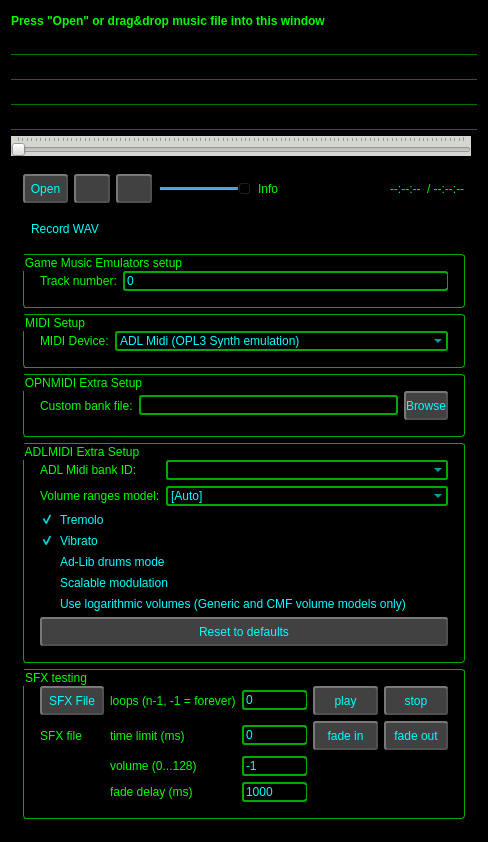
First picture: the form in MusicPlayer/MainWindow/mainwindow.ui, repository WohlSoft/Moondust-Project, before the edit.
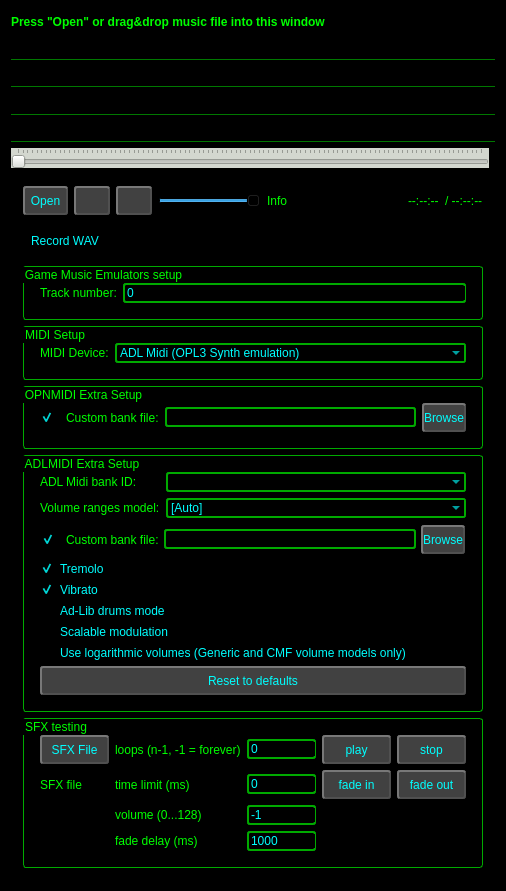
Second picture: the form after the edit. Icons and pictures are not drawn.

Commit message: MusPlayer: Added tri-state flags and custom banks support for ADLMIDI

```diff
--- a/MusicPlayer/MainWindow/mainwindow.ui
+++ b/MusicPlayer/MainWindow/mainwindow.ui
@@ -6,8 +6,8 @@
    <rect>
     <x>0</x>
     <y>0</y>
-    <width>488</width>
-    <height>842</height>
+    <width>506</width>
+    <height>891</height>
    </rect>
   </property>
   <property name="minimumSize">
@@ -292,23 +292,43 @@
           <string>OPNMIDI Extra Setup</string>
          </property>
          <layout class="QGridLayout" name="gridLayout_4">
-          <item row="0" column="1">
-           <widget class="QLineEdit" name="opn_bank"/>
-          </item>
-          <item row="0" column="0">
-           <widget class="QLabel" name="label_10">
-            <property name="text">
-             <string>Custom bank file:</string>
-            </property>
-           </widget>
-          </item>
-          <item row="0" column="2">
+          <item row="0" column="3">
            <widget class="QPushButton" name="opn_bank_browse">
             <property name="text">
              <string>Browse</string>
             </property>
            </widget>
           </item>
+          <item row="0" column="1">
+           <widget class="QLabel" name="label_10">
+            <property name="text">
+             <string>Custom bank file:</string>
+            </property>
+           </widget>
+          </item>
+          <item row="0" column="2">
+           <widget class="QLineEdit" name="opn_bank"/>
+          </item>
+          <item row="0" column="0">
+           <widget class="QCheckBox" name="opn_use_custom">
+            <property name="toolTip">
+             <string>&lt;html&gt;&lt;head/&gt;&lt;body&gt;&lt;p&gt;Check this to use custom bank.&lt;/p&gt;&lt;p&gt;Uncheck this if you want to use default bank and keep custom bank field be filled.&lt;/p&gt;&lt;/body&gt;&lt;/html&gt;</string>
+            </property>
+            <property name="styleSheet">
+             <string notr="true">QCheckBox {
+	border-color: rgb(0, 170, 0);
+    border-width: 1px;
+	color: rgb(0, 255, 255);
+ }</string>
+            </property>
+            <property name="text">
+             <string/>
+            </property>
+            <property name="checked">
+             <bool>true</bool>
+            </property>
+           </widget>
+          </item>
          </layout>
         </widget>
        </item>
@@ -338,14 +358,14 @@
             </property>
            </widget>
           </item>
-          <item row="2" column="0">
+          <item row="4" column="0">
            <widget class="QLabel" name="label_5">
             <property name="text">
              <string>Volume ranges model:</string>
             </property>
            </widget>
           </item>
-          <item row="2" column="1">
+          <item row="4" column="1">
            <widget class="QComboBox" name="volumeModel">
             <item>
              <property name="text">
@@ -379,7 +399,7 @@
             </item>
            </widget>
           </item>
-          <item row="3" column="0" colspan="2">
+          <item row="6" column="0" colspan="2">
            <widget class="QCheckBox" name="tremolo">
             <property name="text">
              <string>Tremolo</string>
@@ -389,7 +409,7 @@
             </property>
            </widget>
           </item>
-          <item row="4" column="0" colspan="2">
+          <item row="7" column="0" colspan="2">
            <widget class="QCheckBox" name="vibrato">
             <property name="text">
              <string>Vibrato</string>
@@ -399,34 +419,99 @@
             </property>
            </widget>
           </item>
-          <item row="5" column="0" colspan="2">
+          <item row="8" column="0" colspan="2">
            <widget class="QCheckBox" name="adlibMode">
             <property name="text">
              <string>Ad-Lib drums mode</string>
             </property>
            </widget>
           </item>
-          <item row="6" column="0" colspan="2">
+          <item row="9" column="0" colspan="2">
            <widget class="QCheckBox" name="modulation">
             <property name="text">
              <string>Scalable modulation</string>
             </property>
            </widget>
           </item>
-          <item row="7" column="0" colspan="2">
+          <item row="10" column="0" colspan="2">
            <widget class="QCheckBox" name="logVolumes">
             <property name="text">
              <string>Use logarithmic volumes (Generic and CMF volume models only)</string>
             </property>
            </widget>
           </item>
-          <item row="8" column="0" colspan="2">
+          <item row="11" column="0" colspan="2">
            <widget class="QPushButton" name="resetDefaultADLMIDI">
             <property name="text">
              <string>Reset to defaults</string>
             </property>
            </widget>
           </item>
+          <item row="5" column="0" colspan="2">
+           <widget class="QFrame" name="frame_3">
+            <property name="frameShape">
+             <enum>QFrame::StyledPanel</enum>
+            </property>
+            <property name="frameShadow">
+             <enum>QFrame::Raised</enum>
+            </property>
+            <layout class="QHBoxLayout" name="horizontalLayout_2">
+             <property name="spacing">
+              <number>5</number>
+             </property>
+             <property name="leftMargin">
+              <number>0</number>
+             </property>
+             <property name="topMargin">
+              <number>0</number>
+             </property>
+             <property name="rightMargin">
+              <number>0</number>
+             </property>
+             <property name="bottomMargin">
+              <number>0</number>
+             </property>
+             <item>
+              <widget class="QCheckBox" name="adl_use_custom">
+               <property name="toolTip">
+                <string>Check this to use custom bank.
+Uncheck this if you want to use default bank and keep custom bank field be filled.</string>
+               </property>
+               <property name="styleSheet">
+                <string notr="true">QCheckBox {
+	border-color: rgb(0, 170, 0);
+    border-width: 1px;
+	color: rgb(0, 255, 255);
+ }</string>
+               </property>
+               <property name="text">
+                <string/>
+               </property>
+               <property name="checked">
+                <bool>true</bool>
+               </property>
+              </widget>
+             </item>
+             <item>
+              <widget class="QLabel" name="label_11">
+               <property name="text">
+                <string>Custom bank file:</string>
+               </property>
+              </widget>
+             </item>
+             <item>
+              <widget class="QLineEdit" name="adl_bank"/>
+             </item>
+             <item>
+              <widget class="QPushButton" name="adl_bank_browse">
+               <property name="text">
+                <string>Browse</string>
+               </property>
+              </widget>
+             </item>
+            </layout>
+           </widget>
+          </item>
          </layout>
         </widget>
        </item>
```
Left out of the diff: 15 changed lines with no effect on the pictures. The commit also changes 3 other files.
